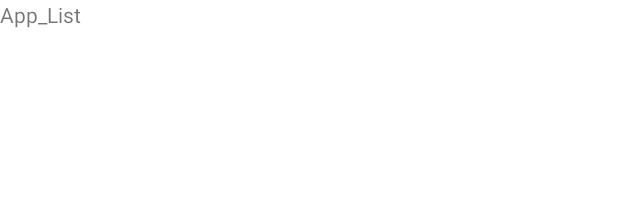
After one commit to KirillMaglysh/UseTime, an Android app: the layout fragment_app_list.xml on its own in the app's theme, with its tools: preview values and no code run, on a phone screen of 412 x 824 dp. The commit adds this screen. Shown: the top 198 px of the screen. Run offline under Robolectric (Android 15) with nearby library versions, the phone set to English and light mode, and no system bars.

Commit message:
Started making app list

```diff
--- a/app/build.gradle
+++ b/app/build.gradle
@@ -43,6 +43,7 @@ dependencies {
     implementation group: 'com.j256.ormlite', name: 'ormlite-android', version: '5.7'
     implementation group: 'com.j256.ormlite', name: 'ormlite-core', version: '5.7'
     implementation 'org.projectlombok:lombok:1.18.20'
+    implementation 'androidx.legacy:legacy-support-v4:1.0.0'
     annotationProcessor 'org.projectlombok:lombok:1.18.22'
     annotationProcessor group: 'org.projectlombok', name: 'lombok', version: '1.18.22'
 
--- a/app/src/main/java/ru/mksoft/android/use/time/use/time/use/time/motivator/MainActivity.java
+++ b/app/src/main/java/ru/mksoft/android/use/time/use/time/use/time/motivator/MainActivity.java
@@ -79,7 +79,6 @@ public class MainActivity extends AppCompatActivity {
 
 
         ArrayList<ApplicationInfo> appList = new ArrayList<>();
-
         for (ApplicationInfo info : pm.getInstalledApplications(PackageManager.GET_META_DATA)) {
             try {
                 if (pm.getLaunchIntentForPackage(info.packageName) != null) {
--- a/app/src/main/java/ru/mksoft/android/use/time/use/time/use/time/motivator/ui/gallery/GalleryFragment.java
+++ b/app/src/main/java/ru/mksoft/android/use/time/use/time/use/time/motivator/ui/gallery/GalleryFragment.java
@@ -10,7 +10,6 @@ import androidx.annotation.Nullable;
 import androidx.fragment.app.Fragment;
 import androidx.lifecycle.Observer;
 import androidx.lifecycle.ViewModelProvider;
-import ru.mksoft.android.use.time.use.time.use.time.motivator.R;
 import ru.mksoft.android.use.time.use.time.use.time.motivator.databinding.FragmentGalleryBinding;
 
 public class GalleryFragment extends Fragment {
--- /dev/null
+++ b/app/src/main/res/layout/fragment_app_list.xml
@@ -0,0 +1,14 @@
+<?xml version="1.0" encoding="utf-8"?>
+<FrameLayout xmlns:android="http://schemas.android.com/apk/res/android"
+             xmlns:tools="http://schemas.android.com/tools"
+             android:layout_width="match_parent"
+             android:layout_height="match_parent"
+             tools:context=".ui.applist.AppListFragment">
+
+    <!-- TODO: Update blank fragment layout -->
+    <TextView
+            android:layout_width="match_parent"
+            android:layout_height="match_parent"
+            android:text="App_List"/>
+
+</FrameLayout>
--- a/app/src/main/res/menu/activity_main_drawer.xml
+++ b/app/src/main/res/menu/activity_main_drawer.xml
@@ -9,6 +9,11 @@
                 android:icon="@drawable/ic_menu_camera"
                 android:title="@string/menu_home"/>
         <item
+                android:id="@+id/nav_applist"
+                android:icon="@drawable/ic_menu_camera"
+                android:title="@string/menu_app_list"/>
+
+        <item
                 android:id="@+id/nav_gallery"
                 android:icon="@drawable/ic_menu_gallery"
                 android:title="@string/menu_gallery"/>
--- a/app/src/main/res/values/strings.xml
+++ b/app/src/main/res/values/strings.xml
@@ -10,7 +10,8 @@
     <string name="menu_home">Home</string>
     <string name="menu_gallery">Gallery</string>
     <string name="menu_slideshow">Slideshow</string>
-    <string name="menu_applications">Applications</string>
 
     <string name="cat_image_content_description" translatable="false">Cat Image</string>
+    <!-- TODO: Remove or change this placeholder text -->
+    <string name="menu_app_list">Applications</string>
 </resources>
```
Also changed, not shown: app/src/main/java/ru/mksoft/android/use/time/use/time/use/time/motivator/ui/applist/AppListFragment.java (added, +37 -0 lines), app/src/main/java/ru/mksoft/android/use/time/use/time/use/time/motivator/ui/applist/AppListViewModel.java (added, +19 -0 lines), app/src/main/res/navigation/mobile_navigation.xml (+4 -4 lines), 1 other file.
